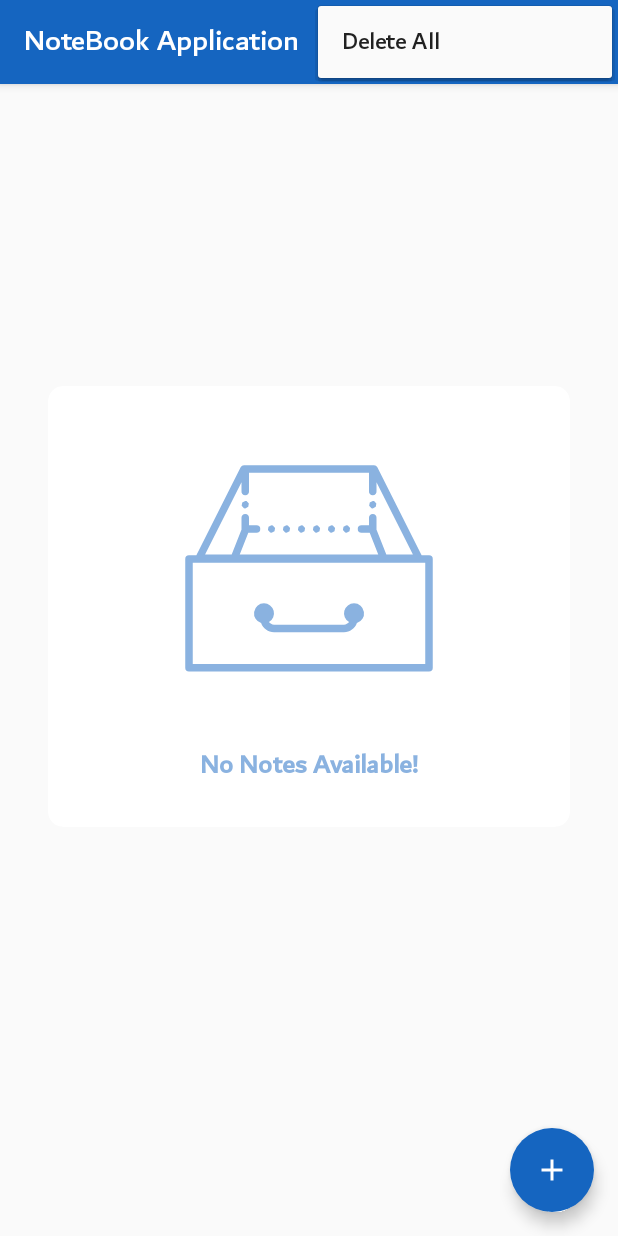
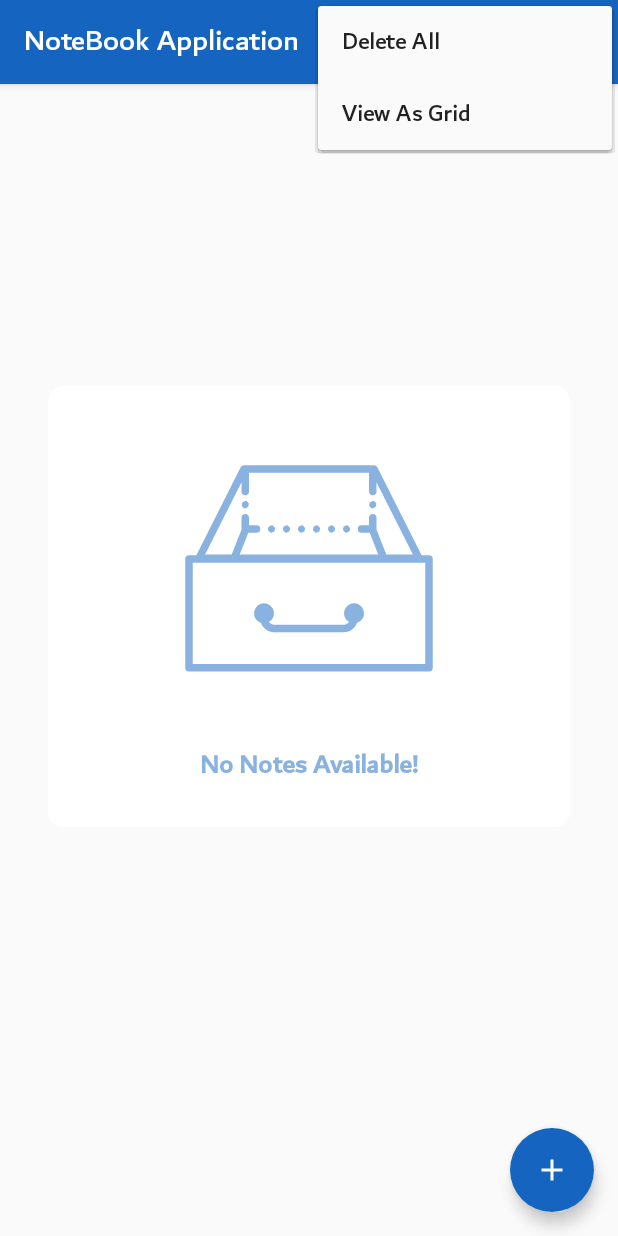
Before and after one commit to mralirezasoheili/notebook-application, an Android app: the screen it shows after launch (MainActivity), with the options menu open, on a phone screen of 412 x 824 dp. Run offline under Robolectric (Android 15) with nearby library versions, the light colour scheme and no system bars; our stand-ins replace Room's generated code, data binding, navigation-ui; libraries missing offline, so code that uses them is left out: jp.wasabeef.recyclerview; 1 statement that could not run was skipped.

Commit message:
Add Grid/List View to recycler view items

```diff
--- a/app/src/main/java/ir/alirezasoheili/notebookapplication/fragments/home/HomeFragment.kt
+++ b/app/src/main/java/ir/alirezasoheili/notebookapplication/fragments/home/HomeFragment.kt
@@ -24,7 +24,7 @@ import ir.alirezasoheili.notebookapplication.adapter.NoteAdapter
 import ir.alirezasoheili.notebookapplication.databinding.FragmentHomeBinding
 import ir.alirezasoheili.notebookapplication.model.Note
 import ir.alirezasoheili.notebookapplication.viewmodel.NoteViewModel
-import jp.wasabeef.recyclerview.animators.LandingAnimator
+import jp.wasabeef.recyclerview.animators.FadeInUpAnimator
 
 class HomeFragment : Fragment(R.layout.fragment_home) {
 
@@ -34,6 +34,8 @@ class HomeFragment : Fragment(R.layout.fragment_home) {
     private lateinit var noteViewModel: NoteViewModel
 
     private lateinit var noteAdapter: NoteAdapter
+
+    private var isGridView = false
 
     override fun onCreateView(
         inflater: LayoutInflater, container: ViewGroup?, savedInstanceState: Bundle?
@@ -46,6 +48,7 @@ class HomeFragment : Fragment(R.layout.fragment_home) {
     override fun onViewCreated(view: View, savedInstanceState: Bundle?) {
         super.onViewCreated(view, savedInstanceState)
         noteViewModel = (activity as MainActivity).noteViewModel
+        binding.lifecycleOwner = this
         setUpRecyclerView()
 
         // add click listener to floating action button
@@ -82,6 +85,16 @@ class HomeFragment : Fragment(R.layout.fragment_home) {
 
                     R.id.menu_delete_all -> {
                         deleteAllNotes()
+                    }
+
+                    R.id.view_grid_or_list -> {
+                        isGridView = !isGridView
+                        menuItem.title = if (isGridView) {
+                            getString(R.string.view_as_list)
+                        } else {
+                            getString(R.string.view_as_grid)
+                        }
+                        setLayoutManager()
                     }
                 }
                 return false
@@ -132,18 +145,15 @@ class HomeFragment : Fragment(R.layout.fragment_home) {
 
     private fun setUpRecyclerView() {
         noteAdapter = NoteAdapter()
-        binding.recyclerView.apply {
-            layoutManager = StaggeredGridLayoutManager(
-                1, StaggeredGridLayoutManager.VERTICAL
-            )
+        val recyclerView = binding.recyclerView
+        recyclerView.apply {
+            setLayoutManager()
             setHasFixedSize(true)
             adapter = noteAdapter
-
             // Animation for recycler view
-            itemAnimator = LandingAnimator().apply {
+            recyclerView.itemAnimator = FadeInUpAnimator().apply {
                 addDuration = 300
             }
-
             // swipe to delete
             swipeToDelete(binding.recyclerView)
         }
@@ -151,8 +161,20 @@ class HomeFragment : Fragment(R.layout.fragment_home) {
             noteViewModel.getAllNotes().observe(viewLifecycleOwner) { note ->
                 noteAdapter.differ.submitList(note)
                 updateUI(note)
+                binding.recyclerView.scheduleLayoutAnimation()
             }
         }
+    }
+
+    private fun setLayoutManager() {
+        val spanCount = if (isGridView) {
+            2
+        } else {
+            1
+        }
+        binding.recyclerView.layoutManager = StaggeredGridLayoutManager(
+            spanCount, StaggeredGridLayoutManager.VERTICAL
+        )
     }
 
     private fun swipeToDelete(recyclerView: RecyclerView) {
--- a/app/src/main/res/menu/home_menu.xml
+++ b/app/src/main/res/menu/home_menu.xml
@@ -10,4 +10,7 @@
     <item
         android:id="@+id/menu_delete_all"
         android:title="@string/delete_all" />
+    <item
+        android:id="@+id/view_grid_or_list"
+        android:title="@string/view_as_grid" />
 </menu>
--- a/app/src/main/res/values/strings.xml
+++ b/app/src/main/res/values/strings.xml
@@ -8,4 +8,6 @@
     <string name="delete">Delete</string>
     <string name="update">Update</string>
     <string name="delete_all">Delete All</string>
+    <string name="view_as_grid">View As Grid</string>
+    <string name="view_as_list">View As List</string>
 </resources>
```
